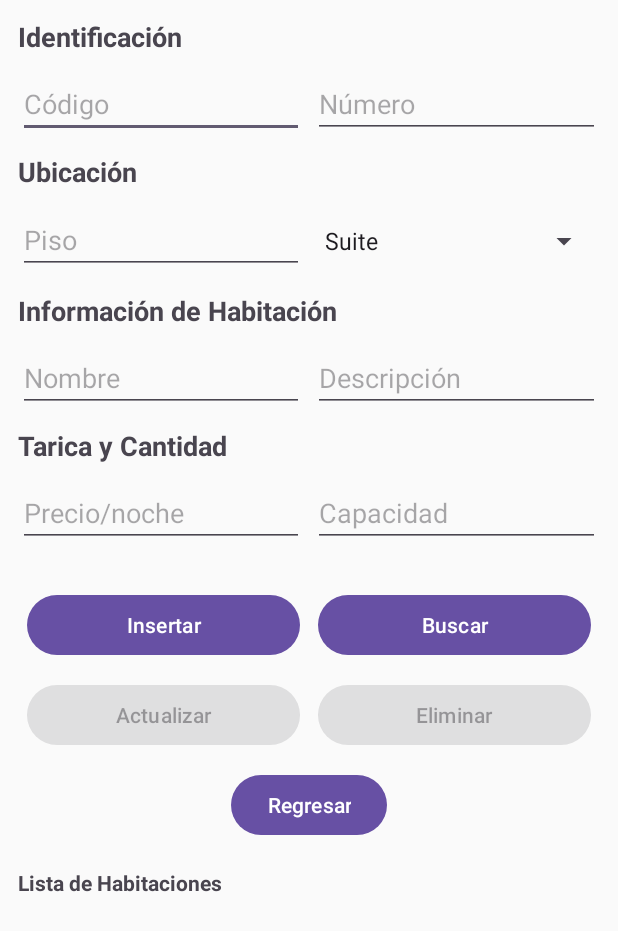
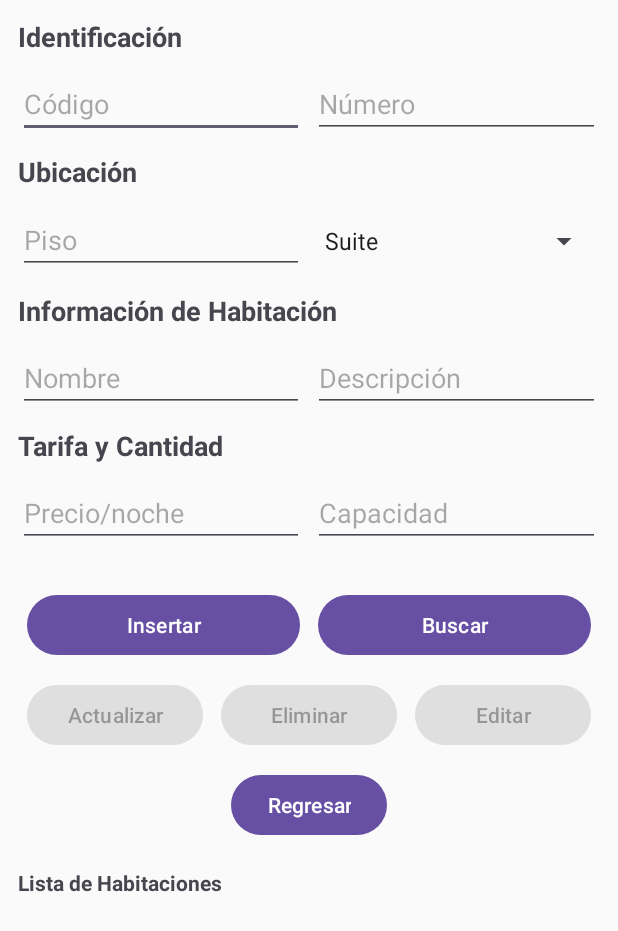
Before and after one commit to DeringSalazar/HotelSync, an Android app: the HabitacionActivity screen opened directly, with no data from a screen before it, on a phone screen of 412 x 824 dp. Shown: the top 931 px of the screen. Run offline under Robolectric (Android 15) with nearby library versions, the phone set to English and light mode, and no system bars.

Commit message:
Cambios en habitacion, idiomas, vistas y logica

```diff
--- a/app/src/main/java/com/example/hotelsync/HabitacionActivity.java
+++ b/app/src/main/java/com/example/hotelsync/HabitacionActivity.java
@@ -13,6 +13,8 @@ import android.widget.ListView;
 import android.widget.Spinner;
 import android.widget.Toast;
 
+import androidx.activity.result.ActivityResultLauncher;
+import androidx.activity.result.contract.ActivityResultContracts;
 import androidx.appcompat.app.AppCompatActivity;
 
 import java.util.ArrayList;
@@ -21,11 +23,21 @@ public class HabitacionActivity extends AppCompatActivity {
 
     EditText txtCodigo, txtNumero, txtPiso, txtNombre, txtDescripcion, txtPrecio, txtCapacidad;
     Spinner spinnerEstado;
-    Button btnGuardar, btnBuscar, btnActualizar, btnEliminar;
+    Button btnGuardar, btnBuscar, btnActualizar, btnEliminar, btnEditarHabitacion;
     ListView listaHabitaciones;
 
     DBGestion dbGestion;
     SQLiteDatabase sql;
+
+    Habitacion habitacionSeleccionada;
+    HabitacionAdapter adapter;
+
+    ActivityResultLauncher<Intent> editarLauncher = registerForActivityResult(
+            new ActivityResultContracts.StartActivityForResult(),
+            result -> {
+                cargarHabitaciones();
+            }
+    );
 
     @Override
     protected void onCreate(Bundle savedInstanceState) {
@@ -39,18 +51,17 @@ public class HabitacionActivity extends AppCompatActivity {
         txtDescripcion = findViewById(R.id.txtDescripcion);
         txtPrecio = findViewById(R.id.txtPrecio);
         txtCapacidad = findViewById(R.id.txtCapacidad);
-
         spinnerEstado = findViewById(R.id.spinnerEstado);
-
         btnGuardar = findViewById(R.id.btnGuardarHabitacion);
         btnBuscar = findViewById(R.id.btnBuscarHabitacion);
         btnActualizar = findViewById(R.id.btnActualizarHabitacion);
         btnEliminar = findViewById(R.id.btnEliminarHabitacion);
+        btnEditarHabitacion = findViewById(R.id.btnEditarHabitacion);
         listaHabitaciones = findViewById(R.id.listaHabitaciones);
+
 
         dbGestion = new DBGestion(this, "BaseDatos", null, 1);
         sql = dbGestion.getWritableDatabase();
-
         String[] estados = {"Suite", "Estandar", "Familiar", "Deluxe"};
         ArrayAdapter<String> adapterEstados =
                 new ArrayAdapter<>(this, android.R.layout.simple_spinner_dropdown_item, estados);
@@ -59,15 +70,31 @@ public class HabitacionActivity extends AppCompatActivity {
         btnBuscar.setOnClickListener(v -> buscarHabitacion());
         btnActualizar.setOnClickListener(v -> actualizarHabitacion());
         btnEliminar.setOnClickListener(v -> eliminarHabitacion());
-        cargarHabitaciones();
+
+        btnEditarHabitacion.setEnabled(false);
+
+        listaHabitaciones.setOnItemClickListener((parent, view, position, id) -> {
+            habitacionSeleccionada = (Habitacion) parent.getItemAtPosition(position);
+            btnEditarHabitacion.setEnabled(true);
+            Toast.makeText(this, "Habitación seleccionada: " + habitacionSeleccionada.getCodigo(), Toast.LENGTH_SHORT).show();
+        });
+
+        btnEditarHabitacion.setOnClickListener(v -> {
+            if (habitacionSeleccionada != null) {
+                Intent intent = new Intent(HabitacionActivity.this, EditarHabitacionActivity.class);
+                intent.putExtra("codigo", habitacionSeleccionada.getCodigo());
+                editarLauncher.launch(intent); // Lanzamos con callback
+            }
+        });
 
         btnEliminar.setEnabled(false);
         btnActualizar.setEnabled(false);
+
+        cargarHabitaciones();
     }
 
     public void Anterior(View view) {
-        Intent intent = new Intent(this, EmpleadoActivity.class);
-        startActivity(intent);
+        startActivity(new Intent(this, EmpleadoActivity.class));
     }
 
     private void guardarHabitacion() {
@@ -180,7 +207,11 @@ public class HabitacionActivity extends AppCompatActivity {
 
         c.close();
 
-        HabitacionAdapter adapter = new HabitacionAdapter(this, lista);
-        listaHabitaciones.setAdapter(adapter);
+        if (adapter == null) {
+            adapter = new HabitacionAdapter(this, lista);
+            listaHabitaciones.setAdapter(adapter);
+        } else {
+            adapter.actualizarLista(lista);
+        }
     }
 }
--- a/app/src/main/res/layout/activity_habitacion.xml
+++ b/app/src/main/res/layout/activity_habitacion.xml
@@ -42,7 +42,6 @@
                 android:layout_weight="1"
                 android:layout_height="wrap_content"/>
         </LinearLayout>
-
 
         <TextView
             android:text="@string/labelUbicacionHabi"
@@ -169,7 +168,7 @@
 
             <LinearLayout
                 android:orientation="horizontal"
-                android:weightSum="2"
+                android:weightSum="3"
                 android:layout_width="match_parent"
                 android:layout_height="wrap_content">
 
@@ -189,6 +188,14 @@
                     android:layout_width="0dp"
                     android:layout_height="wrap_content"/>
 
+                <Button
+                    android:id="@+id/btnEditarHabitacion"
+                    android:text="Editar"
+                    android:layout_margin="6dp"
+                    android:layout_weight="1"
+                    android:layout_width="0dp"
+                    android:layout_height="wrap_content"
+                    android:enabled="false"/>
             </LinearLayout>
 
             <LinearLayout
--- a/app/src/main/res/values/strings.xml
+++ b/app/src/main/res/values/strings.xml
@@ -59,7 +59,7 @@
     <string name="labelIdentificacionHabi">Identificación</string>
     <string name="labelUbicacionHabi">Ubicación</string>
     <string name="labelInfoHabitacion">Información de Habitación</string>
-    <string name="labelTarivaHabi">Tarica y Cantidad</string>
+    <string name="labelTarivaHabi">Tarifa y Cantidad</string>
     <string name="labelListaHabi">Lista de Habitaciones</string>
 
     <string name="editTextCodigoHabi">Código</string>
@@ -67,6 +67,8 @@
     <string name="editTextDescripcionHabi">Descripción</string>
     <string name="editTextPrecioHabi">Precio/noche</string>
     <string name="editTextCantidadHabi">Cantidad</string>
+    <string name="editTextPisoHabi">Piso</string>
+    <string name="editTextNombreHabi">Nombre Habitacion</string>
 
     <!-- Campos de Gestión de empleado -->
     <string name="datos_de_identificaci_n">Datos de Identificación</string>
```
Also changed, not shown: app/src/main/AndroidManifest.xml (+12 -4 lines), app/src/main/java/com/example/hotelsync/EditarHabitacionActivity.java (added, +100 -0 lines), app/src/main/java/com/example/hotelsync/HabitacionAdapter.java (+6 -7 lines), app/src/main/res/layout/activity_editar_habitacion.xml (added, +137 -0 lines), 1 other file.
